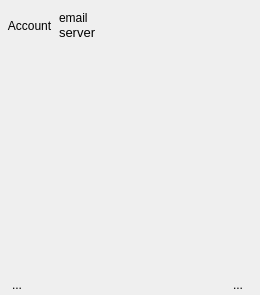
First picture: the form in ui/cloud-view.ui, repository haiwen/seafile-client, before the edit.
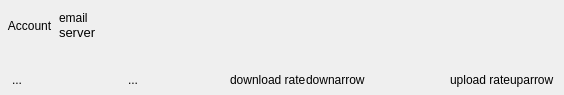
Second picture: the form after the edit.

Commit message: show tranfer rate in status bar

The edit to the form file:
```diff
--- a/ui/cloud-view.ui
+++ b/ui/cloud-view.ui
@@ -6,8 +6,8 @@
    <rect>
     <x>0</x>
     <y>0</y>
-    <width>260</width>
-    <height>295</height>
+    <width>564</width>
+    <height>95</height>
    </rect>
   </property>
   <property name="windowTitle">
@@ -93,9 +93,15 @@
      <property name="leftMargin">
       <number>5</number>
      </property>
+     <property name="topMargin">
+      <number>5</number>
+     </property>
      <property name="rightMargin">
       <number>10</number>
      </property>
+     <property name="bottomMargin">
+      <number>5</number>
+     </property>
      <item>
       <widget class="QToolButton" name="mDownloadTasksBtn">
        <property name="text">
@@ -136,6 +142,60 @@
        </property>
       </widget>
      </item>
+     <item>
+      <spacer name="horizontalSpacer_3">
+       <property name="orientation">
+        <enum>Qt::Horizontal</enum>
+       </property>
+       <property name="sizeHint" stdset="0">
+        <size>
+         <width>40</width>
+         <height>20</height>
+        </size>
+       </property>
+      </spacer>
+     </item>
+     <item>
+      <widget class="QLabel" name="mDownloadRate">
+       <property name="text">
+        <string>download rate</string>
+       </property>
+      </widget>
+     </item>
+     <item>
+      <widget class="QLabel" name="mDownloadRateArrow">
+       <property name="text">
+        <string>downarrow</string>
+       </property>
+      </widget>
+     </item>
+     <item>
+      <spacer name="horizontalSpacer_4">
+       <property name="orientation">
+        <enum>Qt::Horizontal</enum>
+       </property>
+       <property name="sizeHint" stdset="0">
+        <size>
+         <width>40</width>
+         <height>20</height>
+        </size>
+       </property>
+      </spacer>
+     </item>
+     <item>
+      <widget class="QLabel" name="mUploadRate">
+       <property name="text">
+        <string>upload rate</string>
+       </property>
+      </widget>
+     </item>
+     <item>
+      <widget class="QLabel" name="mUploadRateArrow">
+       <property name="text">
+        <string>uparrow</string>
+       </property>
+      </widget>
+     </item>
     </layout>
    </item>
   </layout>
```
The commit also changes 4 other files.
